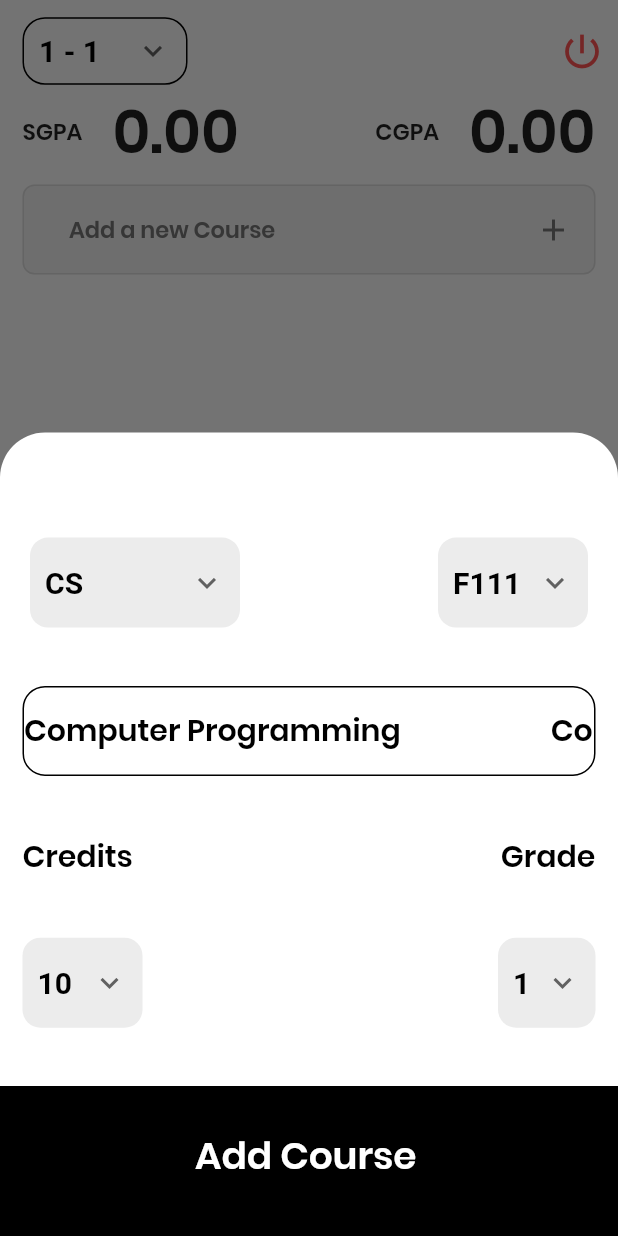
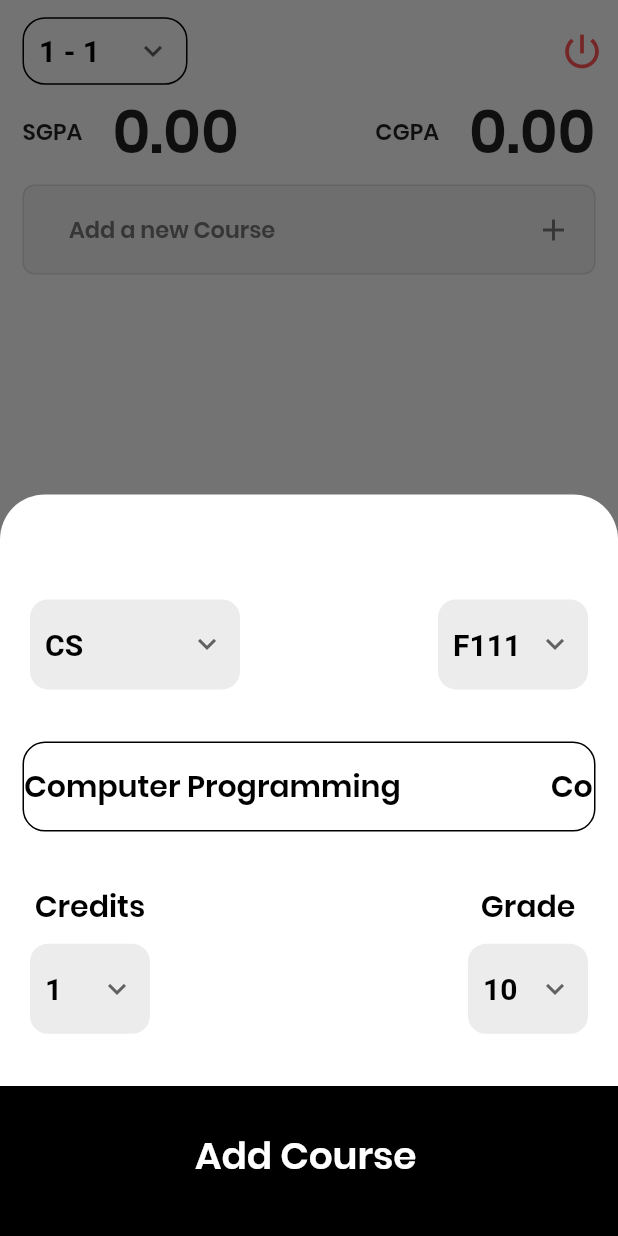
Before and after one commit to saiankit/cgpacalculator, a Flutter app: the HomeScreen screen opened directly, after a tap on "Add a new Course", on a phone screen of 412 x 824 dp. Run offline on Flutter 3.47's test engine with Material 2 defaults, Android fonts, the phone set to English and light mode, and no system bars; drawn by our look-alikes of marquee; our stand-ins replace cloud_firestore, firebase_auth, flutter_svg, google_sign_in, moor_flutter, shared_preferences; accounts and stored records are empty; generated files the repository leaves out were written again.

Commit message:
Refactored the update and add course screen

```diff
--- a/lib/components/gradeSelector.dart
+++ b/lib/components/gradeSelector.dart
@@ -1,4 +1,5 @@
 import 'package:CgpaCalculator/services/courseInfo.dart';
+import 'package:CgpaCalculator/utilities/themeStyles.dart';
 import 'package:flutter/material.dart';
 import 'package:provider/provider.dart';
 
@@ -13,7 +14,11 @@ class GradeSelector extends StatefulWidget {
 class _GradeSelectorState extends State<GradeSelector> {
   @override
   Widget build(BuildContext context) {
-    return Container(
+    return Column(
+      children: [
+        Text('Grade', style: ThemeStyles.marqueeTextStyle),
+        SizedBox(height: 10.0),
+        Container(
           height: 60.0,
           width: 80.0,
           decoration: BoxDecoration(
@@ -53,6 +58,8 @@ class _GradeSelectorState extends State<GradeSelector> {
               ),
             ),
           ),
+        ),
+      ],
     );
   }
 }
--- a/lib/screens/addCourse.dart
+++ b/lib/screens/addCourse.dart
@@ -155,25 +155,15 @@ class _AddCourseScreenState extends State<AddCourseScreen> {
                 ),
               ),
               Padding(
-                padding: const EdgeInsets.symmetric(horizontal: 15.0),
+                padding: const EdgeInsets.symmetric(horizontal: 20.0),
                 child: Row(
                   mainAxisAlignment: MainAxisAlignment.spaceBetween,
                   children: [
-                    Text('Credits', style: ThemeStyles.marqueeTextStyle),
-                    Text('Grade', style: ThemeStyles.marqueeTextStyle),
-                  ],
-                ),
-              ),
-              Padding(
-                padding: const EdgeInsets.symmetric(horizontal: 15.0),
-                child: Row(
-                  mainAxisAlignment: MainAxisAlignment.spaceBetween,
-                  children: [
-                    GradeSelector(
-                        Provider.of<CourseInfoState>(context).courseGrade),
                     CreditSelector(
                       Provider.of<CourseInfoState>(context).selectedCredits,
                     ),
+                    GradeSelector(
+                        Provider.of<CourseInfoState>(context).courseGrade),
                   ],
                 ),
               ),
@@ -183,7 +173,6 @@ class _AddCourseScreenState extends State<AddCourseScreen> {
                 courseID: _chosenCourseID,
                 semesterCode: widget.semesterCode,
                 userID: fuid,
-                userName: authService.name,
                 courseCredits:
                     Provider.of<CourseInfoState>(context).selectedCredits,
                 gradeAchieved:
--- a/lib/screens/homeScreen.dart
+++ b/lib/screens/homeScreen.dart
@@ -196,7 +196,7 @@ class _HomeScreenState extends State<HomeScreen> {
                                     builder: (context) => Container(
                                       height:
                                           MediaQuery.of(context).size.height *
-                                              0.65,
+                                              0.60,
                                       decoration: ThemeStyles
                                           .modalBottomSheetDecoration,
                                       child: AddCourseScreen(_semesterCode),
--- a/lib/widgets/addCourseButton.dart
+++ b/lib/widgets/addCourseButton.dart
@@ -6,7 +6,6 @@ import 'package:provider/provider.dart';
 class AddCourseButton extends StatefulWidget {
   final String semesterCode;
   final String userID;
-  final String userName;
   final String courseCode;
   final String courseID;
   final int courseCredits;
@@ -17,7 +16,6 @@ class AddCourseButton extends StatefulWidget {
     this.semesterCode,
     this.documentID,
     this.userID,
-    this.userName,
     this.courseCode,
     this.courseID,
     this.courseCredits,
@@ -38,7 +36,11 @@ class _AddCourseButtonState extends State<AddCourseButton> {
             context: context,
             builder: (BuildContext context) {
               return AlertDialog(
-                title: Text("Course Not Found"),
+                title: Text('Course Not Found',
+                    style: ThemeStyles.marqueeTextStyle),
+                content: Text(
+                    'Course cannot be added into the journal because it is not found.',
+                    style: ThemeStyles.titleTextStyle),
               );
             },
           );
--- a/lib/widgets/courseCard.dart
+++ b/lib/widgets/courseCard.dart
@@ -41,7 +41,7 @@ class _CourseCardState extends State<CourseCard> {
               isScrollControlled: true,
               backgroundColor: Colors.transparent,
               builder: (context) => Container(
-                height: MediaQuery.of(context).size.height * 0.65,
+                height: MediaQuery.of(context).size.height * 0.60,
                 decoration: ThemeStyles.modalBottomSheetDecoration,
                 child: CourseUpdate(
                   courseCode: widget.courseCode,
--- a/lib/widgets/creditsSelector.dart
+++ b/lib/widgets/creditsSelector.dart
@@ -1,4 +1,5 @@
 import 'package:CgpaCalculator/services/courseInfo.dart';
+import 'package:CgpaCalculator/utilities/themeStyles.dart';
 import 'package:flutter/material.dart';
 import 'package:provider/provider.dart';
 
@@ -13,9 +14,13 @@ class CreditSelector extends StatefulWidget {
 class _CreditSelectorState extends State<CreditSelector> {
   @override
   Widget build(BuildContext context) {
-    return Container(
+    return Column(
+      children: [
+        Text('Credits', style: ThemeStyles.marqueeTextStyle),
+        SizedBox(height: 10.0),
+        Container(
           height: 60.0,
-      width: 65.0,
+          width: 80.0,
           decoration: BoxDecoration(
             color: Colors.grey.withOpacity(0.2),
             borderRadius: BorderRadius.circular(12.0),
@@ -53,6 +58,8 @@ class _CreditSelectorState extends State<CreditSelector> {
               ),
             ),
           ),
+        ),
+      ],
     );
   }
 }
```
Also changed, not shown: lib/screens/courseUpdate.dart (+38 -8 lines), lib/widgets/updateCourseButton.dart (+7 -4 lines). Lines whose indentation alone changed are shown as unchanged.
